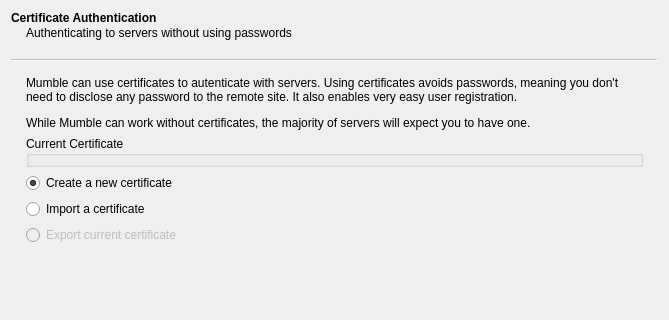
Before: the Qt Designer form src/mumble/Cert.ui in mumble-voip/mumble, drawn with Qt 5; both pictures show x 0 to 669 and y 0 to 320 of the 669 by 606 pixel window.
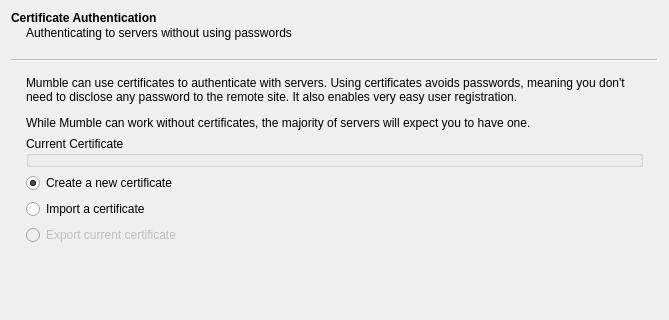
After: the same form once the commit is applied. Icons and pictures are not drawn. Custom widgets are drawn as their Qt base class.

Patch:
```diff
--- a/src/mumble/Cert.ui
+++ b/src/mumble/Cert.ui
@@ -33,7 +33,7 @@
     <item>
      <widget class="QLabel" name="qlIntroText">
       <property name="text">
-       <string>&lt;p&gt;Mumble can use certificates to autenticate with servers. Using certificates avoids passwords, meaning you don't need to disclose any password to the remote site. It also enables very easy user registration.&lt;/p&gt;&lt;p&gt;While Mumble can work without certificates, the majority of servers will expect you to have one.&lt;/p&gt;</string>
+       <string>&lt;p&gt;Mumble can use certificates to authenticate with servers. Using certificates avoids passwords, meaning you don't need to disclose any password to the remote site. It also enables very easy user registration.&lt;/p&gt;&lt;p&gt;While Mumble can work without certificates, the majority of servers will expect you to have one.&lt;/p&gt;</string>
       </property>
       <property name="wordWrap">
        <bool>true</bool>
```
Left out of the diff: 4 changed lines with no effect on the pictures.
